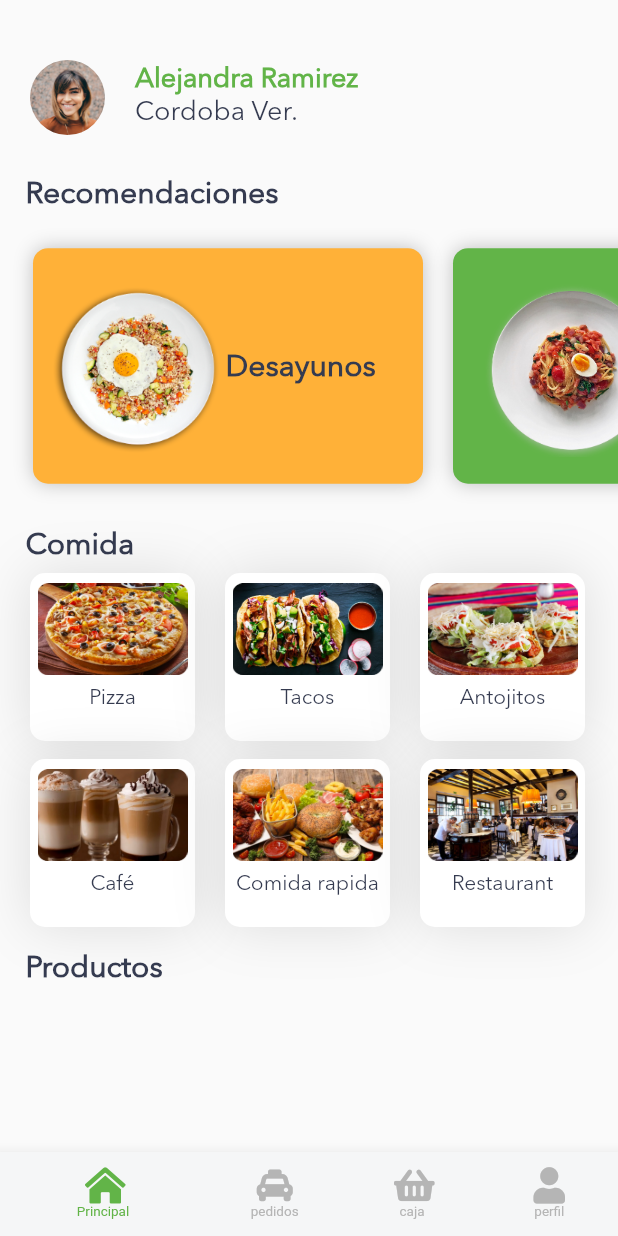
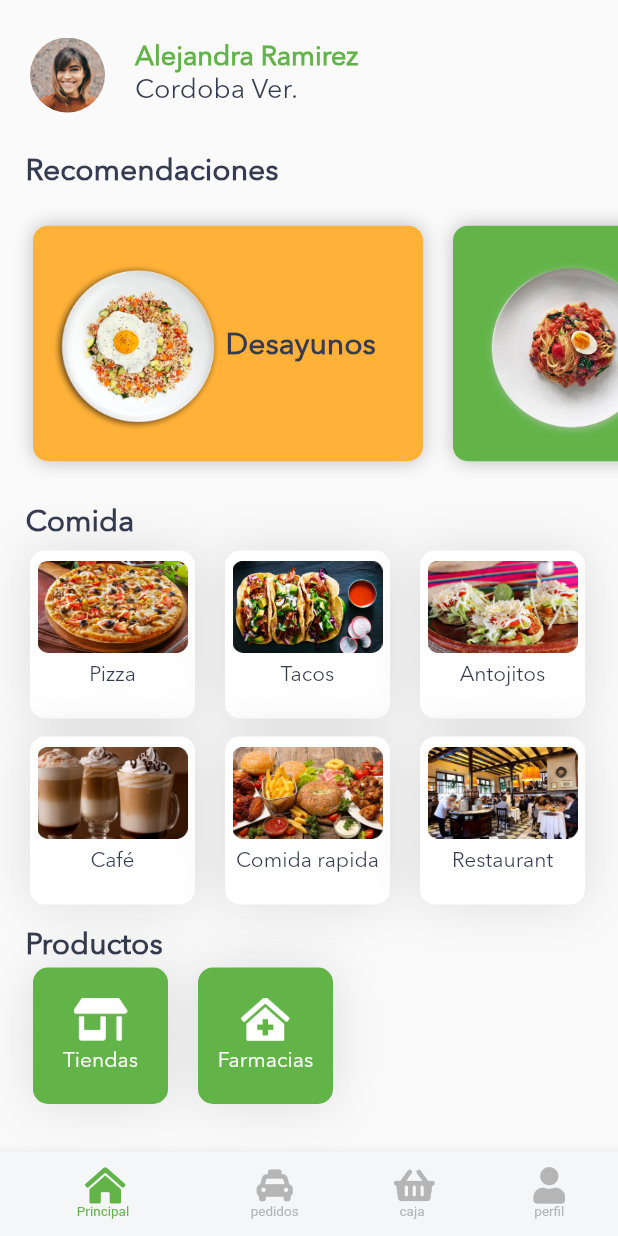
Before and after one commit to luisg84/taxiPago, a Flutter app: the screen it shows after launch, on a phone screen of 412 x 824 dp. Run offline on Flutter 3.47's test engine with Material 2 defaults, Android fonts, the phone set to English and light mode, and no system bars.

```diff
--- a/lib/src/ui/screens/home_page.dart
+++ b/lib/src/ui/screens/home_page.dart
@@ -2,15 +2,19 @@ import 'package:flutter/material.dart';
 import 'package:taxi_pago_app/src/ui/widgets/avatar_home_widget.dart';
 import 'package:taxi_pago_app/src/ui/widgets/card_slide_widget.dart';
 import 'package:taxi_pago_app/src/ui/widgets/comida_menu_widget.dart';
+import 'package:taxi_pago_app/src/ui/widgets/productos_menu_widget.dart';
 
 class HomePage extends StatelessWidget {
   @override
   Widget build(BuildContext context) {
     return Scaffold(
-      body: Column(
+      body: SingleChildScrollView(
+        child: Column(
             crossAxisAlignment: CrossAxisAlignment.start,
             children: <Widget>[
-            SafeArea(child: Container(height: 20)),
+              SafeArea(child: Container(height: 5)),
+
+              //ListView(),
               //Text('prueba'),
               AvatarHomeWidget('assets/img/perfilpicture.jpg',
                   'Alejandra Ramirez', 'Cordoba Ver.'),
@@ -27,6 +31,7 @@ class HomePage extends StatelessWidget {
               ),
               _Productos()
             ]),
+      ),
     );
   }
 
@@ -89,7 +94,7 @@ class HomePage extends StatelessWidget {
                 color: Color(0xFF353b50)),
           ),
         ),
-
+        productosMenuWidget()
         //CardSlideWidget()
       ],
     );
--- a/lib/src/ui/screens/tacos_page.dart
+++ b/lib/src/ui/screens/tacos_page.dart
@@ -1,4 +1,5 @@
 import 'package:flutter/material.dart';
+import 'package:taxi_pago_app/src/ui/screens/home_page.dart';
 
 class tacosPage extends StatelessWidget {
   @override
--- /dev/null
+++ b/lib/src/ui/widgets/card_producto_widget.dart
@@ -0,0 +1,53 @@
+import 'package:flutter/material.dart';
+
+class cardProductoWidget extends StatelessWidget {
+  String pathImage = 'assets/img/cat_tienda.png';
+  String categoria = 'Tiendas';
+
+  cardProductoWidget(this.pathImage, this.categoria);
+  @override
+  Widget build(BuildContext context) {
+    return _catProd(context);
+  }
+
+  Widget _catProd(BuildContext context) {
+    return InkWell(
+      child: Container(
+        height: 90,
+        width: 90,
+        margin: EdgeInsets.only(left: 20.0, bottom: 20),
+        padding: EdgeInsets.only(top: 20),
+        decoration: BoxDecoration(
+            color: Color(0xFF62b448),
+            borderRadius: BorderRadius.all(Radius.circular(10.0)),
+            shape: BoxShape.rectangle,
+            boxShadow: <BoxShadow>[
+              BoxShadow(
+                  color: Color.fromARGB(30, 0, 0, 0),
+                  blurRadius: 30.0,
+                  offset: Offset(0.0, 0.0))
+            ]),
+        child: Column(
+          children: <Widget>[
+            Container(
+              width: 36,
+              height: 29,
+              child: Image(image: AssetImage(this.pathImage)),
+            ),
+            SizedBox(
+              height: 5.0,
+            ),
+            Text(
+              this.categoria,
+              style: TextStyle(
+                  fontSize: 14.0,
+                  fontFamily: 'Avenir',
+                  fontWeight: FontWeight.w500,
+                  color: Colors.white),
+            )
+          ],
+        ),
+      ),
+    );
+  }
+}
--- /dev/null
+++ b/lib/src/ui/widgets/productos_menu_widget.dart
@@ -0,0 +1,19 @@
+import 'package:flutter/material.dart';
+import 'package:taxi_pago_app/src/ui/widgets/card_producto_widget.dart';
+
+class productosMenuWidget extends StatelessWidget {
+  @override
+  Widget build(BuildContext context) {
+    return Container(
+      height: 115.0,
+      child: ListView(
+        padding: EdgeInsets.all(2.0),
+        scrollDirection: Axis.horizontal,
+        children: <Widget>[
+          cardProductoWidget('assets/img/cat_tienda.png', 'Tiendas'),
+          cardProductoWidget('assets/img/cat_farmacia.png', 'Farmacias')
+        ],
+      ),
+    );
+  }
+}
--- a/pubspec.yaml
+++ b/pubspec.yaml
@@ -52,6 +52,12 @@ flutter:
    - assets/img/cat_fastfood.png
    - assets/img/cat_rest.png
    - assets/img/cat_pizza.png
+   - assets/img/cat_tienda.png
+   - assets/img/cat_farmacia.png
+   - assets/img/jaiva.jpg
+   - assets/img/logojaiva.jpg
+   - assets/img/sinimagen.jpg
+   - data/res_list.json
   #  - images/a_dot_ham.jpeg
 
   # An image asset can refer to one or more resolution-specific "variants", see
```
Also changed, not shown: data/res_list.json (added, +49 -0 lines), lib/src/model/restaurant_model.dart (added, +100 -0 lines), lib/src/providers/res-list_provider.dart (added, +23 -0 lines), lib/src/providers/restaurantes_provider.dart (added, +21 -0 lines), lib/src/ui/screens/pizza_page.dart (+112 -3 lines), lib/src/ui/screens/rest_page.dart (+38 -2 lines), lib/src/ui/widgets/sliver-list_restaurantes.dart (added, +55 -0 lines), lib/src/ui/widgets/topbar_widget.dart (added, +40 -0 lines), assets/img/cat_farmacia.png (added), assets/img/cat_tienda.png (added), assets/img/jaiva.jpg (added), assets/img/logojaiva.jpg (added), assets/img/sinimagen.jpg (added), 1 other file. Lines whose indentation alone changed are shown as unchanged.
